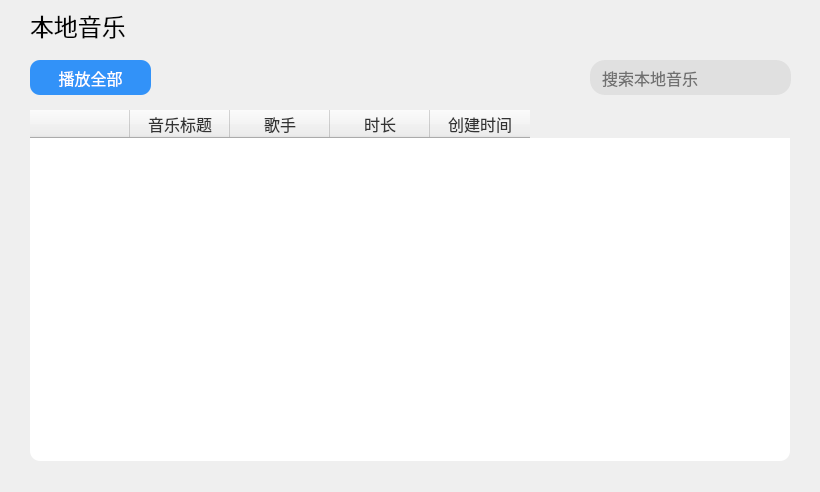
First picture: the form in localmusic.ui, repository tidysong/Listen_QT, before the edit.
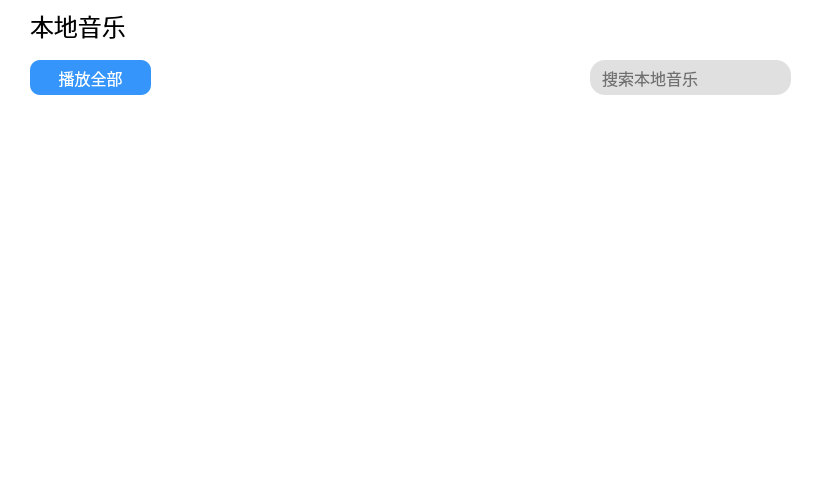
Second picture: the form after the edit. Icons and pictures are not drawn.

The edit to the form file:
```diff
--- a/localmusic.ui
+++ b/localmusic.ui
@@ -13,6 +13,10 @@
   <property name="windowTitle">
    <string>Form</string>
   </property>
+  <property name="styleSheet">
+   <string notr="true">background-color:rgba(255,255,255,0);
+border : 0px</string>
+  </property>
   <widget class="QLabel" name="label">
    <property name="geometry">
     <rect>
@@ -74,6 +78,12 @@
 
 </string>
    </property>
+   <property name="verticalScrollBarPolicy">
+    <enum>Qt::ScrollBarAlwaysOff</enum>
+   </property>
+   <property name="horizontalScrollBarPolicy">
+    <enum>Qt::ScrollBarAlwaysOff</enum>
+   </property>
    <property name="showGrid">
     <bool>false</bool>
    </property>
@@ -87,7 +97,7 @@
     <bool>true</bool>
    </property>
    <attribute name="horizontalHeaderVisible">
-    <bool>true</bool>
+    <bool>false</bool>
    </attribute>
    <attribute name="horizontalHeaderCascadingSectionResizes">
     <bool>false</bool>
```
Left out of the diff: 11 changed lines with no effect on the pictures.
